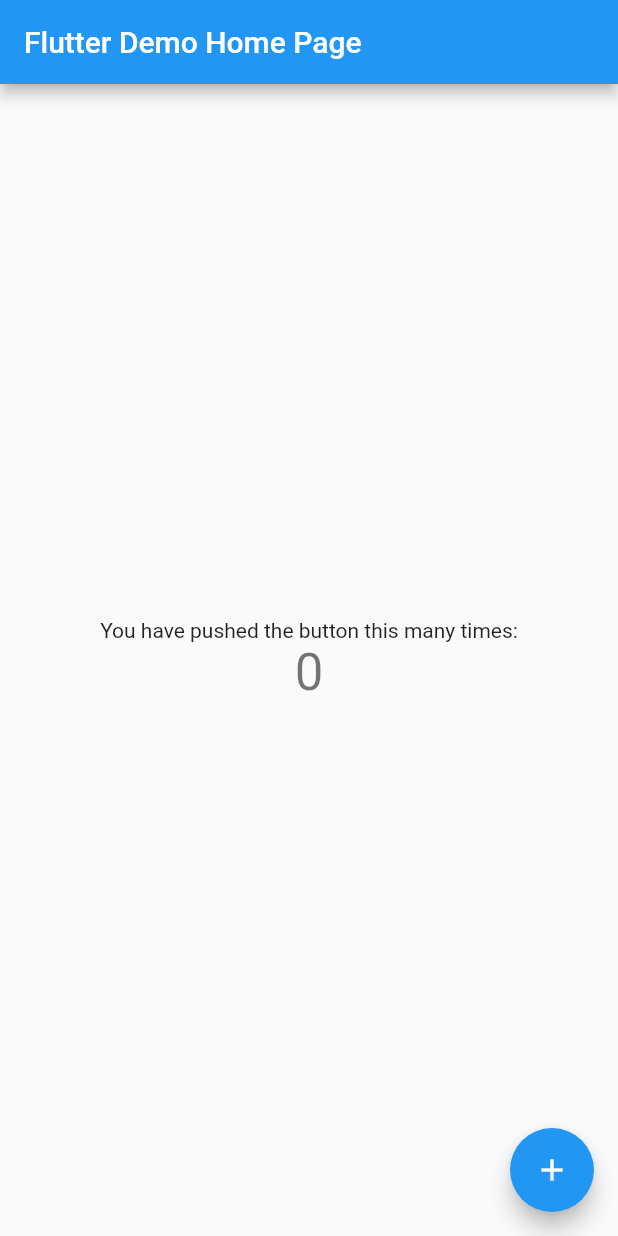
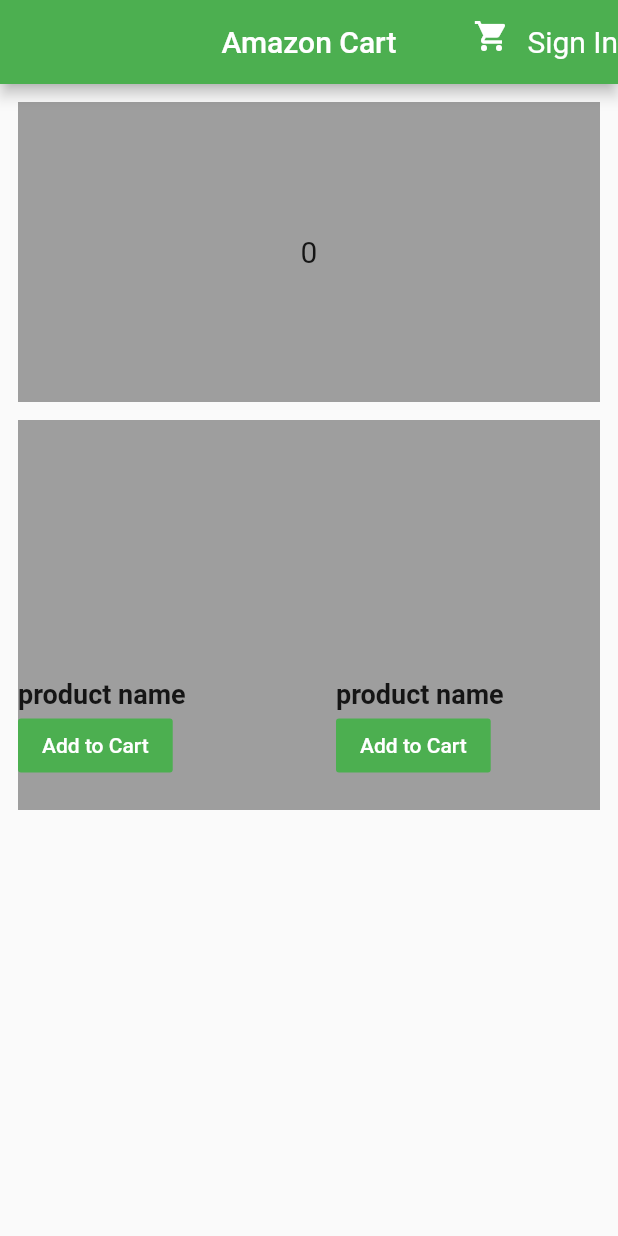
Before and after one commit to RYgithub1/prov9, a Flutter app: the screen it shows after launch, on a phone screen of 412 x 824 dp. Run offline on Flutter 3.47's test engine with Material 2 defaults, Android fonts, the phone set to English and light mode, and no system bars.

Commit message:
Add CMS cart basis

```diff
--- /dev/null
+++ b/lib/cart_page.dart
@@ -0,0 +1,24 @@
+import 'package:flutter/material.dart';
+
+
+
+class CartPage extends StatefulWidget {
+
+  CartPage({Key key, this.cartList}) : super(key: key);
+
+  @override
+  _CartPageState createState() => _CartPageState();
+}
+
+
+
+class _CartPageState extends State<CartPage> {
+  @override
+  Widget build(BuildContext context) {
+    return Scaffold(
+      body: Center(
+        child: Text(widget.cartList.length.toString()),
+      ),
+    );
+  }
+}
--- /dev/null
+++ b/lib/home_page.dart
@@ -0,0 +1,111 @@
+import 'package:flutter/material.dart';
+
+
+
+class HomePage extends StatefulWidget {
+  @override
+  _HomePageState createState() => _HomePageState();
+}
+
+
+
+class _HomePageState extends State<HomePage> {
+
+  List cartList = [];
+
+  @override
+  Widget build(BuildContext context) {
+    return Scaffold(
+      appBar: AppBar(
+        title: Text("Amazon Cart"),
+        centerTitle: true,
+        actions: <Widget>[
+          Stack(
+            children: <Widget>[
+              IconButton(
+                icon: Icon(Icons.shopping_cart),
+                onPressed: () {},
+              )
+            ],
+          ),
+          InkWell(
+            child: Center(
+              child: Text(
+                "Sign In",
+                style: TextStyle(fontSize: 20),
+              ),
+            ),
+            onTap: (){
+
+
+
+            },
+          ),
+        ]
+      ),
+
+      body: Container(
+        margin: EdgeInsets.symmetric(horizontal:12),
+        child: ListView(
+          children: <Widget>[
+            Container(
+              height: 200,
+              margin: EdgeInsetsDirectional.only(top: 12),
+              color: Colors.grey,
+              child: Center(
+                child: Text(
+                  cartList.length.toString(),
+                  style: TextStyle(fontSize: 20),
+                ),
+              ),
+            ),
+
+            Container(
+              height: 260,
+              margin: EdgeInsetsDirectional.only(top: 12),
+              color: Colors.grey,
+              child: ListView.builder(
+                scrollDirection: Axis.horizontal,
+                itemCount: 10,
+                itemBuilder: (_, index) => Column(
+                  crossAxisAlignment: CrossAxisAlignment.start,
+                  children: <Widget>[
+                    Container(
+                      margin: EdgeInsets.only(top: 12, right: 12),
+                      width: 200,
+                      height: 160,
+                      child: Text(""),
+                      color: Colors.grey,
+                    ),
+                    Text(
+                      "product name",
+                      style: TextStyle(
+                        fontSize: 18,
+                        fontWeight: FontWeight.bold,
+                      ),
+                    ),
+                    FlatButton(
+                      color: Theme.of(context).primaryColor,
+                      child: Text(
+                        "Add to Cart",
+                        style: TextStyle(color: Colors.white),
+                      ),
+                      onPressed: () {
+
+                        setState(() {
+                          cartList.add(index);
+                          print(cartList);
+                        });
+
+                      },
+                    ),
+                  ],
+                ),
+              ),
+            ),
+          ],
+        ),
+      ),
+    );
+  }
+}
--- a/lib/main.dart
+++ b/lib/main.dart
@@ -1,4 +1,5 @@
 import 'package:flutter/material.dart';
+import 'package:prov9/home_page.dart';
 
 
 void main() {runApp(MyApp());}
@@ -8,50 +9,10 @@
   @override
   Widget build(BuildContext context) {
     return MaterialApp(
-      title: 'Flutter Demo',
-      theme: ThemeData(primarySwatch: Colors.blue),
-      home: MyHomePage(title: 'Flutter Demo Home Page'),
+      debugShowCheckedModeBanner: false,
+      title: 'CMS Cart',
+      theme: ThemeData(primarySwatch: Colors.green),
+      home: HomePage(),
     );
   }
 }
-
-class MyHomePage extends StatefulWidget {
-  MyHomePage({Key key, this.title}) : super(key: key);
-  final String title;
-  @override
-  _MyHomePageState createState() => _MyHomePageState();
-}
-
-
-class _MyHomePageState extends State<MyHomePage> {
-  int _counter = 0;
-  void _incrementCounter() {
-    setState(() {
-      _counter++;
-    });
-  }
-
-  @override
-  Widget build(BuildContext context) {
-    return Scaffold(
-      appBar: AppBar(title: Text(widget.title)),
-      body: Center(
-        child: Column(
-          mainAxisAlignment: MainAxisAlignment.center,
-          children: <Widget>[
-            Text('You have pushed the button this many times:'),
-            Text(
-              '$_counter',
-              style: Theme.of(context).textTheme.headline4,
-            ),
-          ],
-        ),
-      ),
-      floatingActionButton: FloatingActionButton(
-        onPressed: _incrementCounter,
-        tooltip: 'Increment',
-        child: Icon(Icons.add),
-      ),
-    );
-  }
-}
```
